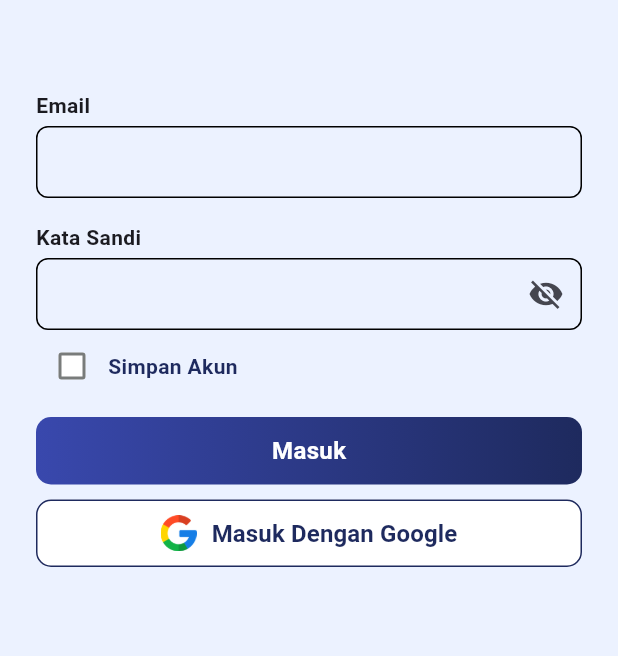
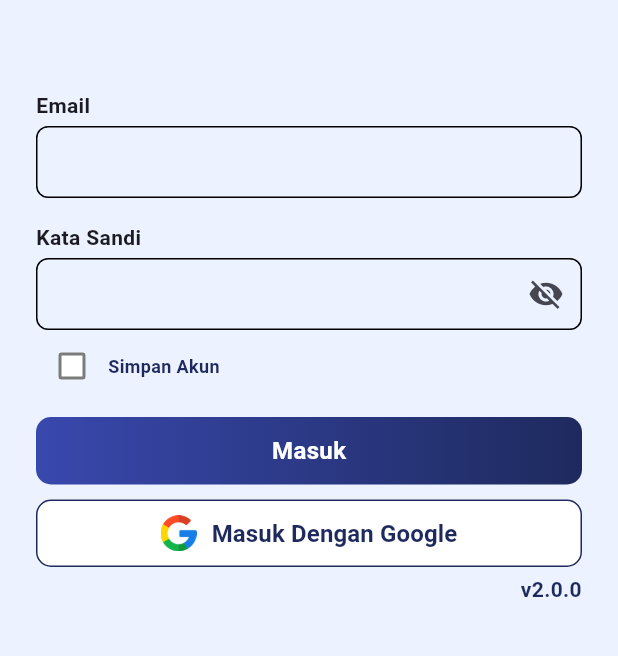
Before and after one commit to aditstywn/bengkod_mobile, a Flutter app: the screen it shows after launch, on a phone screen of 412 x 824 dp, the part 441-1097 px from its top. Run offline on Flutter 3.47's test engine with Material 3 defaults, Android fonts, the phone set to English and light mode, and no system bars; our stand-ins replace animated_custom_dropdown, bloc, cached_network_image, dartz, dotted_border, file_picker and 10 more; missing offline and left inert: flutter_inappwebview, flutter_markdown_latex, html2md, markdown, mobile_scanner, syncfusion_flutter_pdfviewer; project files that could hold a hidden picture were left out.

Commit message:
update : ui_version

```diff
--- a/lib/features/auth/presentation/pages/login_page.dart
+++ b/lib/features/auth/presentation/pages/login_page.dart
@@ -173,10 +173,22 @@ class _LoginPageState extends State<LoginPage> {
                 'Simpan Akun',
                 style: TextStyle(
                   color: AppColors.primary,
-                  fontSize: 14,
+                  fontSize: 12,
                   fontWeight: FontWeight.w700,
                 ),
               ),
+              // Spacer(),
+              // GestureDetector(
+              //   onTap: () {},
+              //   child: Text(
+              //     'Lupa Kata Sandi?',
+              //     style: TextStyle(
+              //       color: AppColors.primary,
+              //       fontSize: 12,
+              //       fontWeight: FontWeight.w700,
+              //     ),
+              //   ),
+              // ),
             ],
           ),
           const SpaceHeight(10),
@@ -299,6 +311,16 @@ class _LoginPageState extends State<LoginPage> {
               );
             },
           ),
+          const SpaceHeight(5),
+          Text(
+            'v2.0.0',
+            style: TextStyle(
+              color: AppColors.primary,
+              fontSize: 14,
+              fontWeight: FontWeight.w700,
+            ),
+            textAlign: TextAlign.end,
+          ),
         ],
       ),
     );
```
